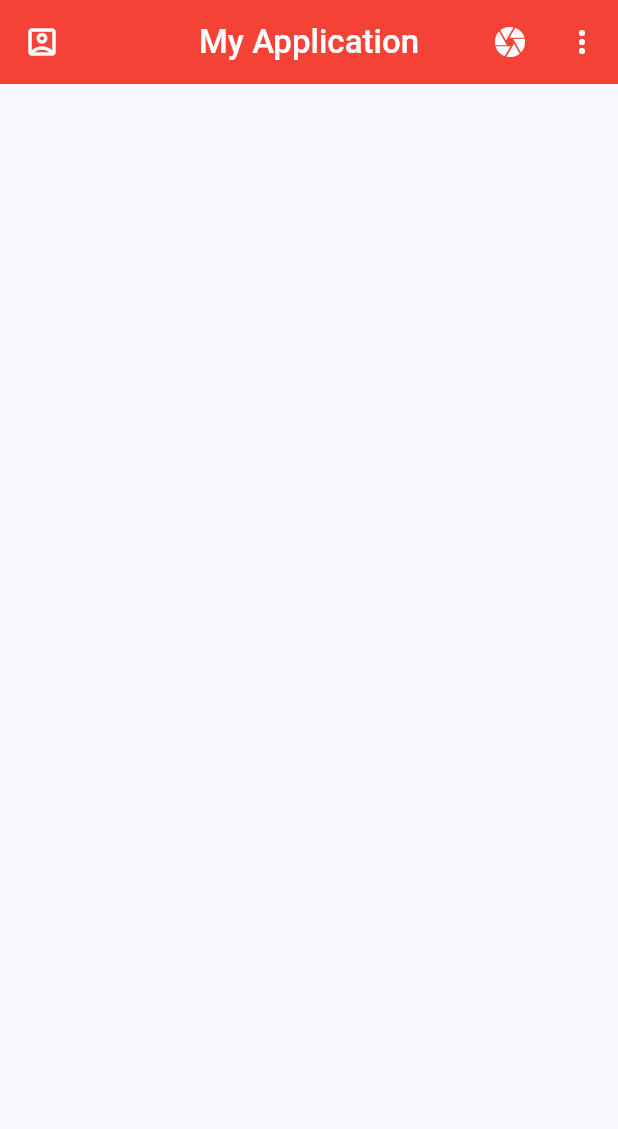
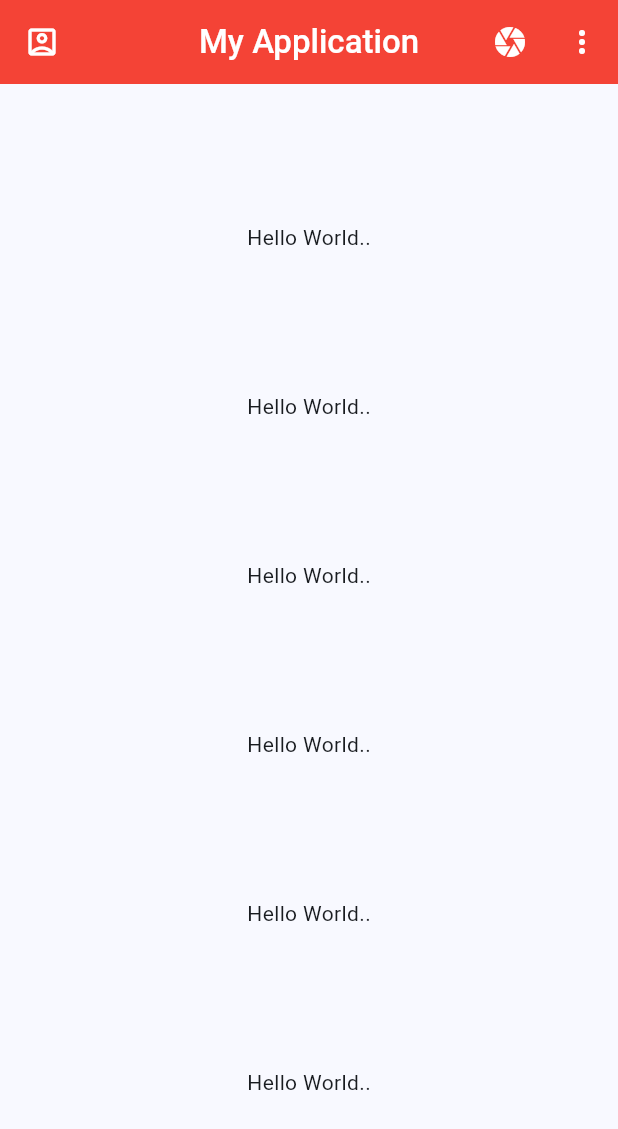
Before and after one commit to Anandhup123/flutter_batch5, a Flutter app: the screen it shows after launch, on a phone screen of 412 x 824 dp. Shown: the top 1129 px of the screen. Run offline on Flutter 3.47's test engine with Material 3 defaults, Android fonts, the phone set to English and light mode, and no system bars.

Commit message:
End of Day 1

```diff
--- a/lib/main.dart
+++ b/lib/main.dart
@@ -61,6 +61,20 @@ class Homepage extends StatelessWidget {
           ),
         ],
       ),
+      body: const SafeArea(
+          child: Center(
+        child: Column(
+          mainAxisAlignment: MainAxisAlignment.spaceEvenly,
+          children: [
+            Text("Hello World.."),
+            Text("Hello World.."),
+            Text("Hello World.."),
+            Text("Hello World.."),
+            Text("Hello World.."),
+            Text("Hello World.."),
+          ],
+        ),
+      )),
     );
   }
 }
```
